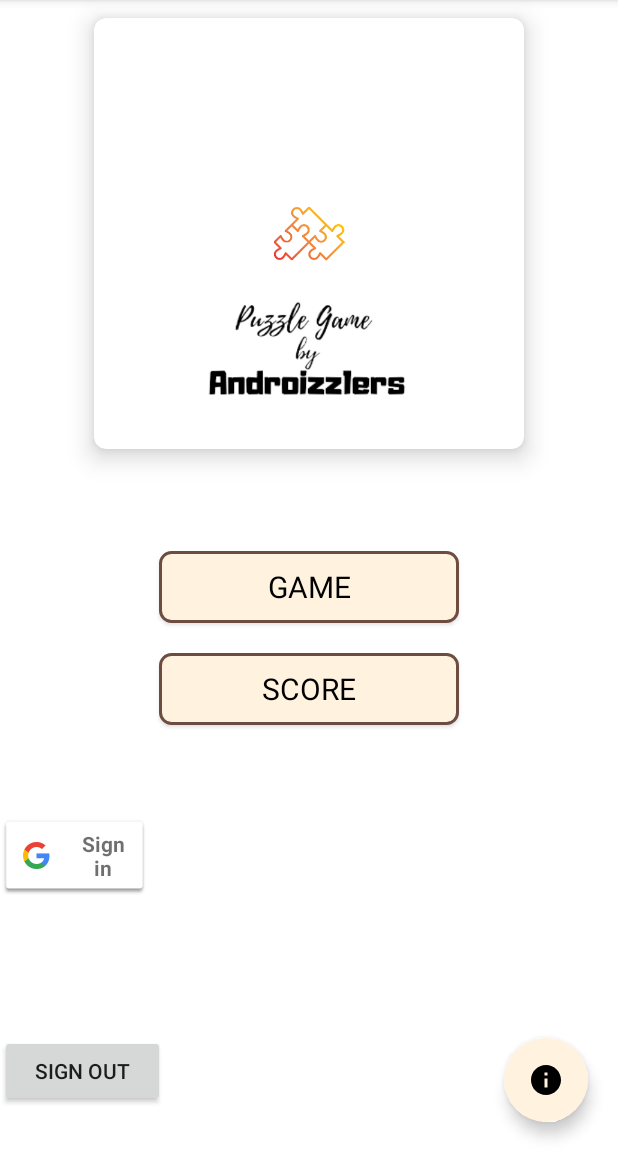
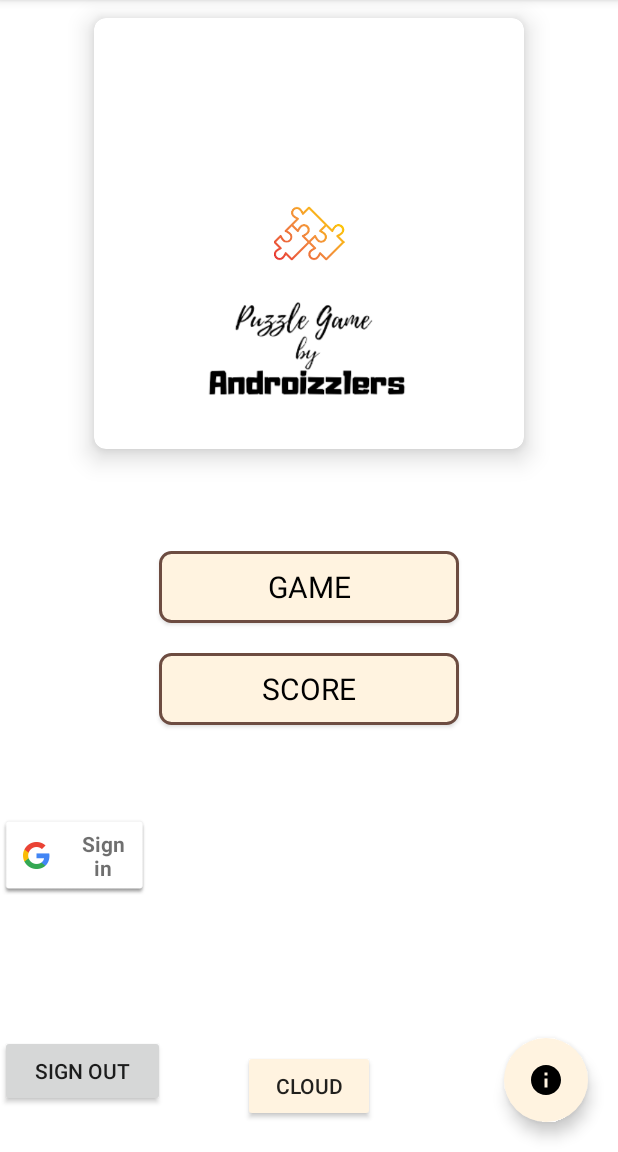
Before and after one commit to P8-Android/Androizzlers, an Android app: the screen it shows after launch (MainActivity), on a phone screen of 412 x 824 dp, the part 84-1236 px from its top. Run offline under Robolectric (Android 15) with nearby library versions, the phone set to English and light mode, and no system bars; Roboto replaces fonts that are not available here.

Commit message:
firebase cloud images

```diff
--- a/app/src/main/AndroidManifest.xml
+++ b/app/src/main/AndroidManifest.xml
@@ -46,6 +46,7 @@
         <activity android:name=".score.ScoreView">
 
         </activity>
+        <activity android:name=".puzzleList.CloudImg" />
 
         <meta-data
             android:name="preloaded_fonts"
--- a/app/src/main/res/layout/activity_main.xml
+++ b/app/src/main/res/layout/activity_main.xml
@@ -31,6 +31,17 @@
         android:elevation="10dp"
         android:onClick="showInfo"
         android:src="@drawable/ic_baseline_info_24" />
+
+    <Button
+        android:id="@+id/btnCloud"
+        android:layout_width="wrap_content"
+        android:layout_height="wrap_content"
+        android:layout_gravity="center|bottom"
+        android:layout_margin="20dp"
+        android:backgroundTint="@color/primaryColor"
+        android:tint="@color/black"
+        android:text="Cloud"
+        android:onClick="showCloudImg" />
 
     <!--<com.google.android.material.floatingactionbutton.FloatingActionButton
         android:id="@+id/googleButton"
```
Also changed, not shown: app/build.gradle (+6 -2 lines), app/src/main/java/com/example/zzler/main/MainActivity.java (+7 -0 lines), app/src/main/java/com/example/zzler/puzzleList/CloudImg.java (added, +72 -0 lines), app/src/main/res/layout/activity_cloud.xml (added, +27 -0 lines).
